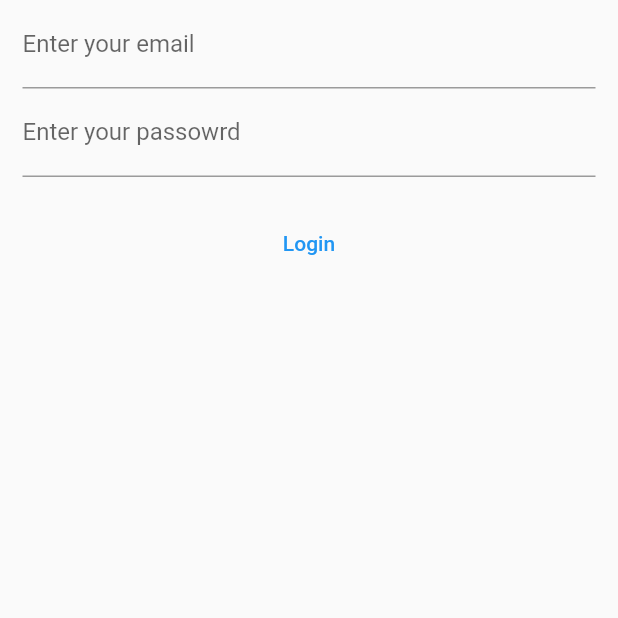
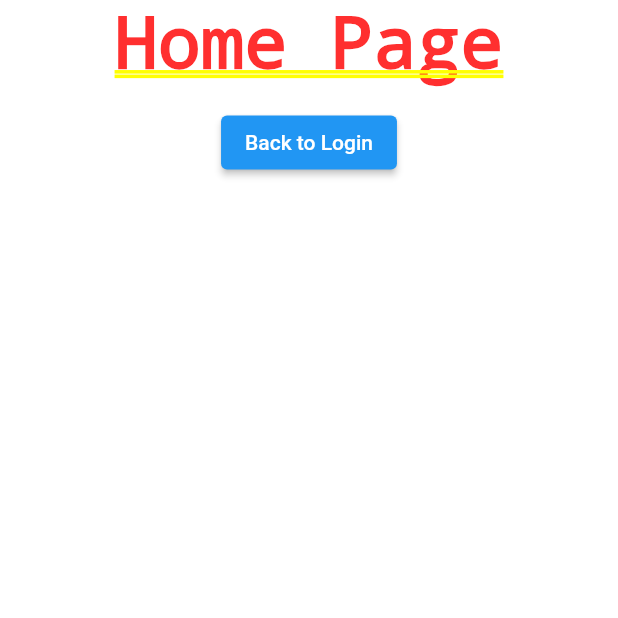
Before and after one commit to Shoaib-Ahmed993/FlutterFire, a Flutter app: the screen it shows after launch, on a phone screen of 412 x 824 dp, the top half of it. Run offline on Flutter 3.47's test engine with Material 2 defaults, Android fonts, the light colour scheme and no system bars; our stand-ins replace cloud_firestore, firebase_auth, firebase_core; accounts and stored records are empty.

Commit message:
home page added with routes defined

```diff
--- /dev/null
+++ b/lib/home.dart
@@ -0,0 +1,21 @@
+import 'package:flutter/material.dart';
+
+class Home extends StatelessWidget {
+  @override
+  Widget build(BuildContext context) {
+    void backToLogin() {
+      Navigator.of(context).pushNamed('/login');
+    }
+
+    return Center(
+      child: Container(
+          child: Column(
+        children: [
+          Text("Home Page"),
+          SizedBox(height: 15,),
+          ElevatedButton(onPressed: backToLogin, child: Text("Back to Login"))
+        ],
+      )),
+    );
+  }
+}
--- a/lib/main.dart
+++ b/lib/main.dart
@@ -1,6 +1,9 @@
+import 'package:flutter/material.dart';
+
 import 'package:firebase/register.dart';
 import 'package:firebase/login.dart';
-import 'package:flutter/material.dart';
+import 'package:firebase/home.dart';
+
 import 'package:firebase_core/firebase_core.dart';
 
 void main() {
@@ -30,7 +33,12 @@ class MyApp extends StatelessWidget {
             theme: ThemeData(
               primarySwatch: Colors.blue,
             ),
-            home: Login(),
+            home: Home(),
+            routes: {
+              '/login': (context) => Login(),
+              '/register': (context) => Register(),
+              '/home': (context) => Home(),
+            },
           );
         }
 
```
Also changed, not shown: lib/login.dart (+14 -5 lines), lib/register.dart (+7 -1 lines).
